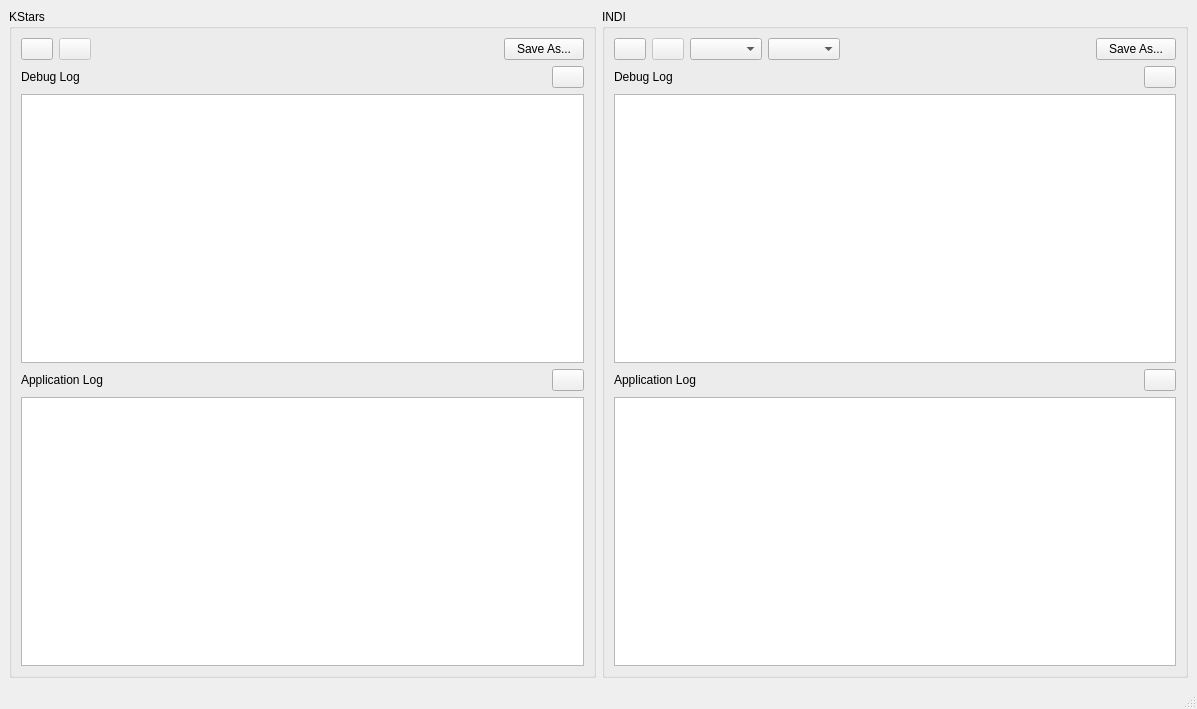
The window that debuggerview.ui (knro/ekosdebugger) describes before a commit, drawn with Qt 5.
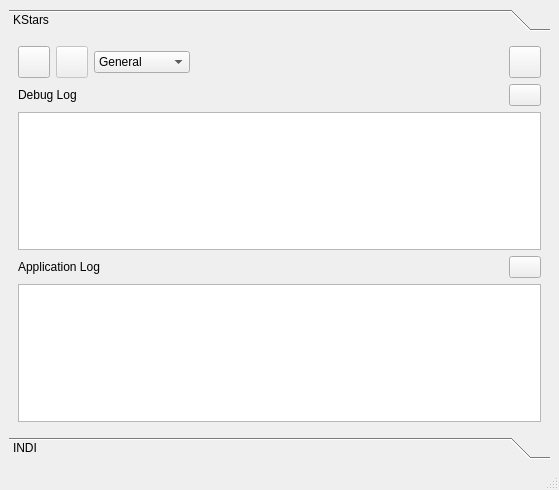
The same window after the commit. Icons and pictures are not drawn.

Commit message: Add resource file and arrange GUI. Still does not compile

What changed in the file:
```diff
--- a/debuggerview.ui
+++ b/debuggerview.ui
@@ -6,20 +6,38 @@
    <rect>
     <x>0</x>
     <y>0</y>
-    <width>1197</width>
-    <height>709</height>
+    <width>559</width>
+    <height>490</height>
    </rect>
   </property>
   <property name="windowTitle">
    <string>DebuggerView</string>
   </property>
   <widget class="QWidget" name="centralwidget">
-   <layout class="QHBoxLayout" name="horizontalLayout_7">
+   <layout class="QVBoxLayout" name="verticalLayout_3">
     <item>
-     <widget class="QGroupBox" name="groupBox">
-      <property name="title">
+     <widget class="QToolBox" name="toolBox">
+      <property name="minimumSize">
+       <size>
+        <width>400</width>
+        <height>400</height>
+       </size>
+      </property>
+      <property name="currentIndex">
+       <number>0</number>
+      </property>
+      <widget class="QWidget" name="KStarsPage">
+       <property name="geometry">
+        <rect>
+         <x>0</x>
+         <y>0</y>
+         <width>545</width>
+         <height>400</height>
+        </rect>
+       </property>
+       <attribute name="label">
        <string>KStars</string>
-      </property>
+       </attribute>
       <layout class="QVBoxLayout" name="verticalLayout">
        <item>
         <layout class="QHBoxLayout" name="horizontalLayout_3">
@@ -72,6 +90,58 @@
            </property>
           </widget>
          </item>
+          <item>
+           <widget class="QComboBox" name="comboBox">
+            <property name="toolTip">
+             <string>What do you want to specifically troubleshoot?</string>
+            </property>
+            <item>
+             <property name="text">
+              <string>General</string>
+             </property>
+            </item>
+            <item>
+             <property name="text">
+              <string>Capture</string>
+             </property>
+            </item>
+            <item>
+             <property name="text">
+              <string>Focus</string>
+             </property>
+            </item>
+            <item>
+             <property name="text">
+              <string>Guide</string>
+             </property>
+            </item>
+            <item>
+             <property name="text">
+              <string>Alignment</string>
+             </property>
+            </item>
+            <item>
+             <property name="text">
+              <string>Scheduler</string>
+             </property>
+            </item>
+            <item>
+             <property name="text">
+              <string>Mount</string>
+             </property>
+            </item>
+            <item>
+             <property name="text">
+              <string>FITS</string>
+             </property>
+            </item>
+            <item>
+             <property name="text">
+              <string>Observatory</string>
+             </property>
+            </item>
+           </widget>
+          </item>
          <item>
           <spacer name="horizontalSpacer_3">
            <property name="orientation">
@@ -87,8 +157,29 @@
          </item>
          <item>
           <widget class="QPushButton" name="saveKStarsLogsB">
+            <property name="minimumSize">
+             <size>
+              <width>32</width>
+              <height>32</height>
+             </size>
+            </property>
+            <property name="maximumSize">
+             <size>
+              <width>32</width>
+              <height>32</height>
+             </size>
+            </property>
            <property name="text">
-            <string>Save As...</string>
+             <string/>
+            </property>
+            <property name="icon">
+             <iconset theme="document-save-as"/>
+            </property>
+            <property name="iconSize">
+             <size>
+              <width>28</width>
+              <height>28</height>
+             </size>
            </property>
           </widget>
          </item>
@@ -196,12 +287,18 @@
        </item>
       </layout>
      </widget>
-    </item>
-    <item>
-     <widget class="QGroupBox" name="groupBox_2">
-      <property name="title">
+      <widget class="QWidget" name="INDIPage">
+       <property name="geometry">
+        <rect>
+         <x>0</x>
+         <y>0</y>
+         <width>400</width>
+         <height>346</height>
+        </rect>
+       </property>
+       <attribute name="label">
        <string>INDI</string>
-      </property>
+       </attribute>
       <layout class="QVBoxLayout" name="verticalLayout_2">
        <item>
         <layout class="QHBoxLayout" name="horizontalLayout_6">
@@ -276,7 +373,16 @@
          <item>
           <widget class="QPushButton" name="saveINDILogsB">
            <property name="text">
-            <string>Save As...</string>
+             <string/>
+            </property>
+            <property name="icon">
+             <iconset theme="document-save-as"/>
+            </property>
+            <property name="iconSize">
+             <size>
+              <width>28</width>
+              <height>28</height>
+             </size>
            </property>
           </widget>
          </item>
@@ -384,6 +490,7 @@
        </item>
       </layout>
      </widget>
+     </widget>
     </item>
    </layout>
   </widget>
```
Left out of the diff: 46 changed lines with no effect on the pictures. Lines whose indentation alone changed are shown as unchanged. The commit also changes 4 other files.
